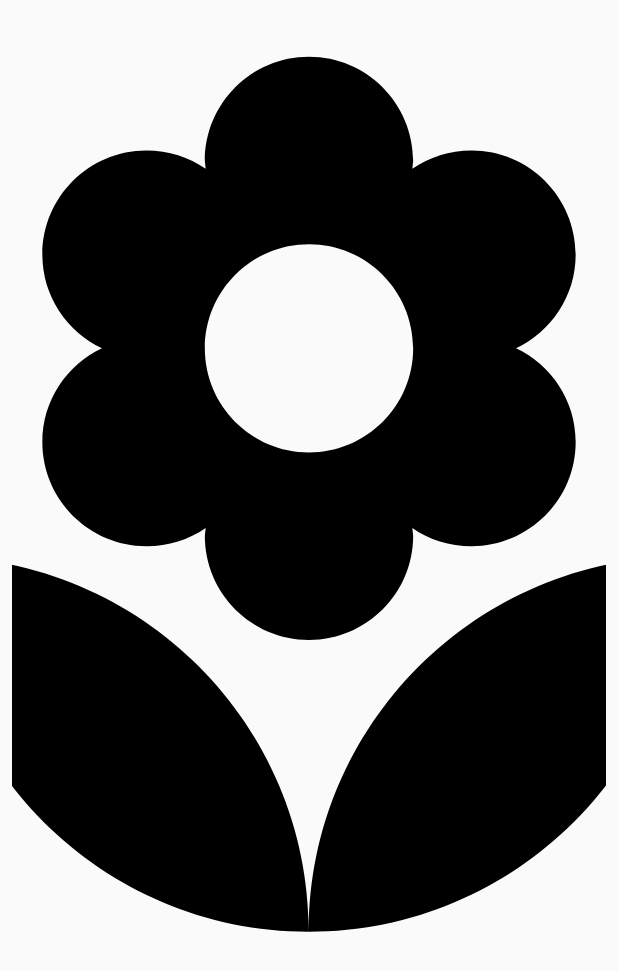
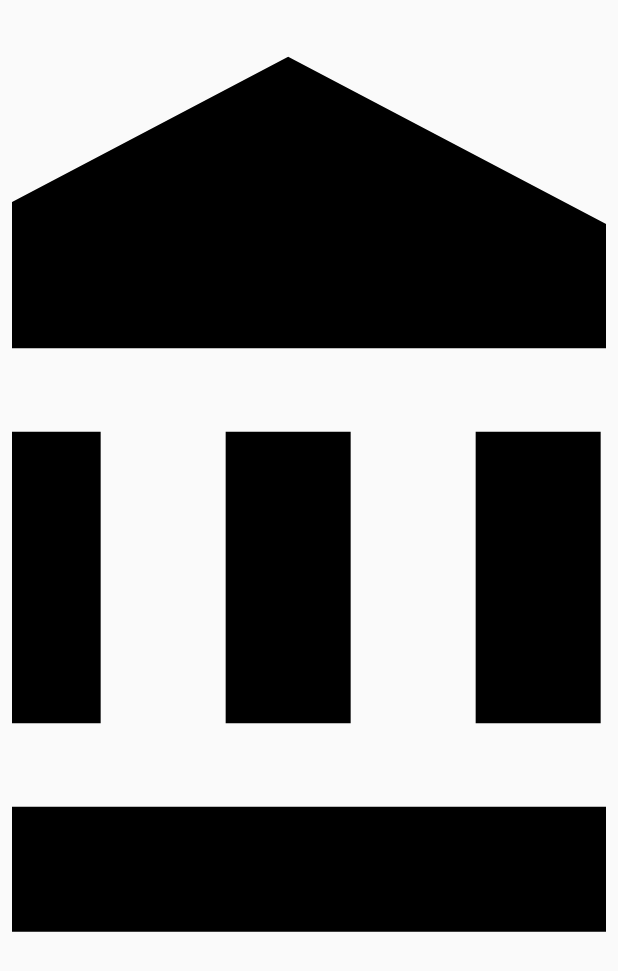
Before and after one commit to jeguaman/BEspeApp, an Android app: the layout fragment_tab_child.xml on its own in the app's theme, with its tools: preview values and no code run, on a phone screen of 412 x 824 dp. Shown: the top 971 px of the screen. Run offline under Robolectric (Android 15) with nearby library versions, the phone set to English and light mode, and no system bars; network calls fail.

Commit message:
se agrega imagen para account balance se modifica y agrega validaciones para los botones de siguiente y atras

```diff
--- a/app/src/main/java/com/teamj/joseguaman/bespeapp/MainActivity.java
+++ b/app/src/main/java/com/teamj/joseguaman/bespeapp/MainActivity.java
@@ -20,9 +20,6 @@ import com.teamj.joseguaman.bespeapp.modelo.beacon.WSResponse;
 import com.teamj.joseguaman.bespeapp.webService.AreaRestClient;
 import com.teamj.joseguaman.bespeapp.webService.restClientBase.VolleyRequest;
 
-import java.io.ByteArrayInputStream;
-import java.io.ByteArrayOutputStream;
-import java.io.InputStream;
 import java.util.ArrayList;
 import java.util.List;
 
--- a/app/src/main/java/com/teamj/joseguaman/bespeapp/utils/Constants.java
+++ b/app/src/main/java/com/teamj/joseguaman/bespeapp/utils/Constants.java
@@ -10,7 +10,9 @@ public class Constants {
     //private static final String $URL = "http://127.0.0.1:8080";
     //private static final String $URL = "http://192.168.2.58:8080";
     //casa
-    private static final String $URL = "http://192.168.2.58:8080";
+    //private static final String $URL = "http://192.168.2.58:8080";
+    //biblioteca
+    private static final String $URL = "http://10.101.11.129:8080";
 
     private static final String $PATH_REGISTRO_NUEVO_MATCH = "/BeaconWS/webresources/ws/registrarAreaDispositivo";
     private static final String $PATH_NOTIFICACION_POR_AREA_TIPO = "/BeaconWS/webresources/ws/traerNotificacionPorAreaTipo";
--- /dev/null
+++ b/app/src/main/res/drawable-anydpi/ic_account_balance.xml
@@ -0,0 +1,9 @@
+<vector xmlns:android="http://schemas.android.com/apk/res/android"
+    android:width="24dp"
+    android:height="24dp"
+    android:viewportWidth="24.0"
+    android:viewportHeight="24.0">
+    <path
+        android:fillColor="#FF000000"
+        android:pathData="M4,10v7h3v-7L4,10zM10,10v7h3v-7h-3zM2,22h19v-3L2,19v3zM16,10v7h3v-7h-3zM11.5,1L2,6v2h19L21,6l-9.5,-5z" />
+</vector>
--- a/app/src/main/res/layout/fragment_tab_child.xml
+++ b/app/src/main/res/layout/fragment_tab_child.xml
@@ -19,7 +19,7 @@
             android:layout_weight="5"
             android:padding="10dp"
             android:scaleType="centerCrop"
-            android:src="@drawable/ic_local_florist" />
+            android:src="@drawable/ic_account_balance" />
 
         <android.support.v7.widget.RecyclerView
             android:id="@+id/reclyclerViewLugares"
```
Also changed, not shown: app/src/main/java/com/teamj/joseguaman/bespeapp/adapter/ViewPagerAdapter.java (+0 -12 lines), app/src/main/java/com/teamj/joseguaman/bespeapp/fragments/ParentTabFragment.java (+61 -12 lines).
